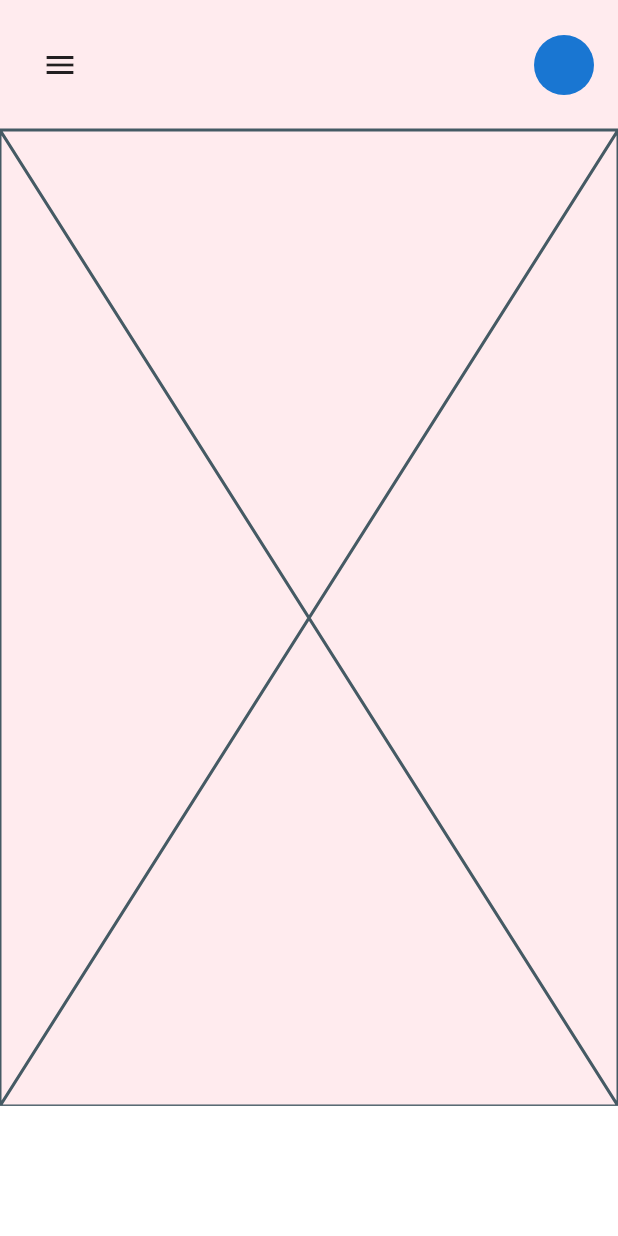
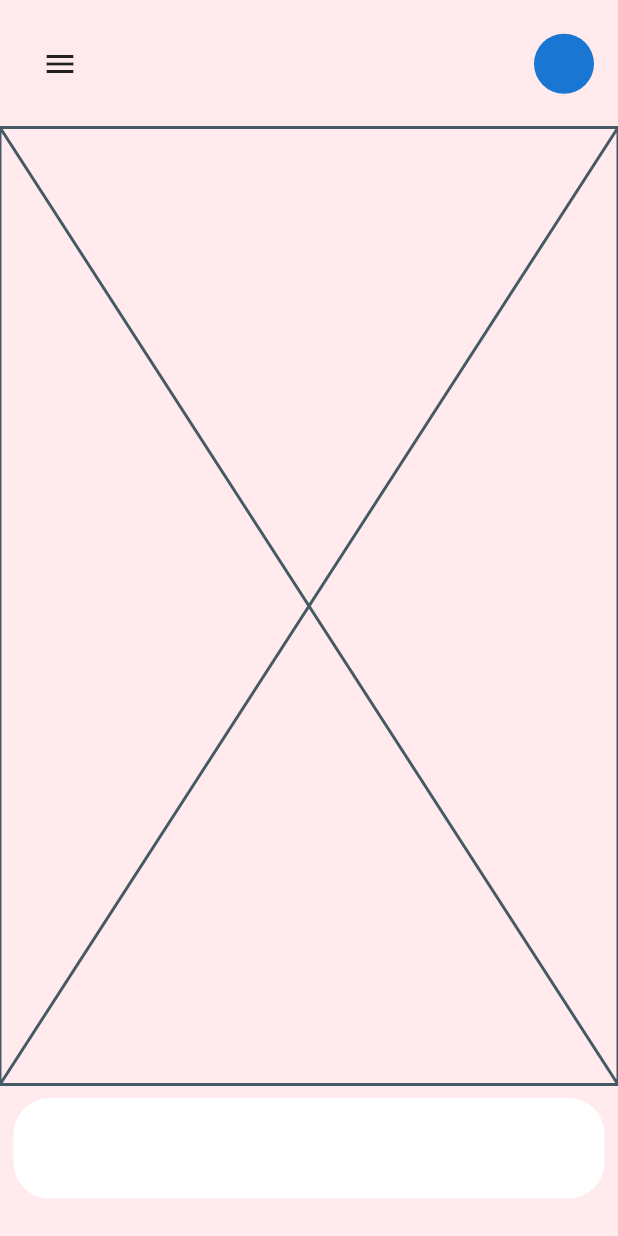
Before and after one commit to JAICHANGPARK/flutter_notebook_11th_story, a Flutter app: the screen it shows after launch, on a phone screen of 412 x 824 dp. Run offline on Flutter 3.47's test engine with Material 2 defaults, Android fonts, the phone set to English and light mode, and no system bars; our stand-ins replace backdrop, badges, flutter_inner_drawer, flutter_slidable, flutter_swiper, google_fonts.

Commit message:
Update bank_balance_page.dart

```diff
--- a/lib/ep749_bank_app/ui/bank_balance_page.dart
+++ b/lib/ep749_bank_app/ui/bank_balance_page.dart
@@ -36,10 +36,13 @@ class _BankBalancePageState extends State<BankBalancePage> {
             Expanded(
                 flex: 2,
                 child: Container(
+                  margin: EdgeInsets.all(9),
                   decoration: BoxDecoration(
                     color: Colors.white,
+                    borderRadius: BorderRadius.circular(24)
                   ),
                 )),
+            SizedBox(height: 16,)
           ],
         ),
       ),
```
